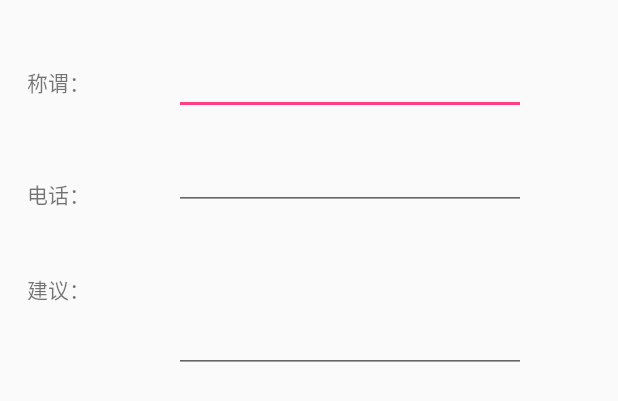
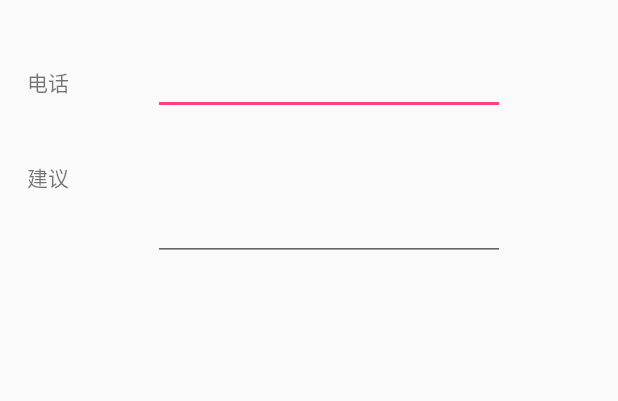
Before and after one commit to yvceng/Pingjia, an Android app: the layout activity_suggest.xml on its own in the app's theme, with its tools: preview values and no code run, on a phone screen of 412 x 824 dp. Shown: the top 401 px of the screen. Run offline under Robolectric (Android 15) with nearby library versions, the phone set to English and light mode, and no system bars.

Commit message:
toast text size larger remove submit adviser's name

```diff
--- a/app/src/main/res/layout/activity_suggest.xml
+++ b/app/src/main/res/layout/activity_suggest.xml
@@ -1,46 +1,25 @@
 <?xml version="1.0" encoding="utf-8"?>
 <RelativeLayout xmlns:android="http://schemas.android.com/apk/res/android"
-    xmlns:tools="http://schemas.android.com/tools"
     android:layout_width="match_parent"
     android:layout_height="match_parent">
-
     <TextView
-        android:id="@+id/tvAdviserName"
+        android:id="@+id/tvAdviserTel"
         android:layout_width="wrap_content"
         android:layout_height="wrap_content"
         android:layout_alignParentStart="true"
         android:layout_alignParentTop="true"
         android:layout_marginStart="18dp"
         android:layout_marginTop="44dp"
-        android:text="称谓：" />
-
-    <EditText
-        android:id="@+id/etAdviserName"
-        android:layout_width="wrap_content"
-        android:layout_height="wrap_content"
-        android:layout_alignBaseline="@+id/tvAdviserName"
-        android:layout_alignBottom="@+id/tvAdviserName"
-        android:layout_marginStart="56dp"
-        android:layout_toEndOf="@+id/tvAdviserName"
-        android:ems="11" >
-        <requestFocus />
-    </EditText>
-
-    <TextView
-        android:id="@+id/tvAdviserTel"
-        android:layout_width="wrap_content"
-        android:layout_height="wrap_content"
-        android:layout_alignStart="@+id/tvAdviserName"
-        android:layout_below="@+id/etAdviserName"
-        android:layout_marginTop="42dp"
-        android:text="电话：" />
+        android:text="@string/Telephone" />
 
     <EditText
         android:id="@+id/etAdviserTel"
         android:layout_width="wrap_content"
         android:layout_height="wrap_content"
+        android:layout_alignBaseline="@+id/tvAdviserTel"
         android:layout_alignBottom="@+id/tvAdviserTel"
-        android:layout_alignStart="@+id/etAdviserName"
+        android:layout_marginStart="56dp"
+        android:layout_toEndOf="@+id/tvAdviserTel"
         android:ems="11" />
 
     <TextView
@@ -50,7 +29,7 @@
         android:layout_alignStart="@+id/tvAdviserTel"
         android:layout_below="@+id/tvAdviserTel"
         android:layout_marginTop="42dp"
-        android:text="建议：" />
+        android:text="@string/Suggestion" />
 
     <EditText
         android:id="@+id/etSuggestion"
--- a/app/src/main/res/values/strings.xml
+++ b/app/src/main/res/values/strings.xml
@@ -12,6 +12,7 @@
     <string name="Satisfaction_Degree_0">不满意</string>
     <string name="Complaint_Phone">投诉电话</string>
     <string name="Head_Portrait">头像</string>
+    <string name="Suggestion">建议</string>
     <string name="CN_Name">姓名</string>
     <string name="ID_Number">工号</string>
     <string name="Department">部门</string>
```
Also changed, not shown: app/src/main/java/com/umifish/pingjia/MainActivity.java (+12 -11 lines).
